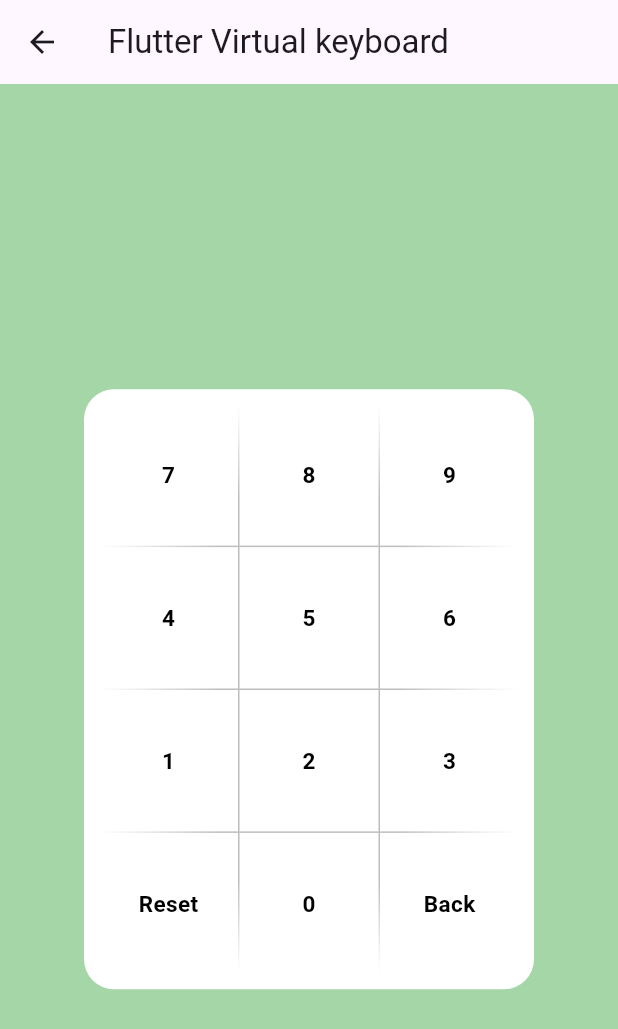
After one commit to mosayeb-masoumi/Animation-Flutter, a Flutter app: the VirtualKeyboardCleanScreen screen opened directly, on a phone screen of 412 x 824 dp. The commit adds this screen. Shown: the top 1029 px of the screen. Run offline on Flutter 3.47's test engine with Material 3 defaults, Android fonts, the phone set to English and light mode, and no system bars; our stand-ins replace animate_do, animated_text_kit, animated_toggle_switch, badges, cached_network_image, delayed_display and 25 more; missing offline and left inert: advanced_icon, animated_loading_border, animated_size_and_fade, circle_list, circular_menu, day_night_time_picker and 4 more.

Commit message:
virtual keyboard preparing for pub.dev

```diff
--- a/lib/home_page.dart
+++ b/lib/home_page.dart
@@ -35,6 +35,7 @@ import 'package:flutter_animation/grid_tile_page.dart';
 import 'package:flutter_animation/hero_transition_animation_page.dart';
 import 'package:flutter_animation/indexed_stack_page.dart';
 import 'package:flutter_animation/interactive_viewer_pahe.dart';
+import 'package:flutter_animation/keyboard_virtual/virtual_keyboard_clean_screen.dart';
 import 'package:flutter_animation/layout_builder_portrait_landscape.dart';
 import 'package:flutter_animation/like_button_page.dart';
 import 'package:flutter_animation/liquid_pull_to_refresh.dart';
@@ -772,6 +773,19 @@ class _HomePageState extends State<HomePage> {
                         );
                       },
                       child: Text("Virtual Keyboard page")),
+
+
+                  ElevatedButton(
+                      onPressed: () {
+                        Navigator.push(
+                          context,
+                          MaterialPageRoute(
+                              builder: (context) => const  VirtualKeyboardCleanScreen()),
+                        );
+                      },
+                      child: Text("Virtual Keyboard clean page")),
+
+
                   ElevatedButton(
                       onPressed: () {
                         Navigator.push(
--- a/lib/keyboard_virtual/virtual_keyboard.dart
+++ b/lib/keyboard_virtual/virtual_keyboard.dart
@@ -1,5 +1,3 @@
-import 'dart:ui';
-
 import 'package:flutter/material.dart';
 
 class VirtualKeyboard extends StatefulWidget {
--- /dev/null
+++ b/lib/keyboard_virtual/virtual_keyboard_clean_screen.dart
@@ -0,0 +1,315 @@
+import 'package:flutter/material.dart';
+
+class VirtualKeyboardCleanScreen extends StatefulWidget {
+  const VirtualKeyboardCleanScreen({super.key});
+
+  @override
+  State<VirtualKeyboardCleanScreen> createState() =>
+      _VirtualKeyboardCleanScreenState();
+}
+
+class _VirtualKeyboardCleanScreenState extends State<VirtualKeyboardCleanScreen> {
+  @override
+  Widget build(BuildContext context) {
+    Size size = MediaQuery.sizeOf(context);
+
+    return Scaffold(
+      appBar: AppBar(
+        title: const Text("Flutter Virtual keyboard"),
+      ),
+      body: Container(
+        width: size.width,
+        height: size.height,
+        color: Colors.green.shade200,
+        child: Column(
+          crossAxisAlignment: CrossAxisAlignment.center,
+          mainAxisAlignment: MainAxisAlignment.center,
+          children: [
+            FlutterVirtualKeyboard(
+                width: 300,
+                height: 400,
+                showResult: true,
+                resultTextStyle: const TextStyle(
+                    color: Colors.red,
+                    fontSize: 20,
+                    fontWeight: FontWeight.bold),
+                resultFunction: (value) {
+                  print(value);
+                },
+                obscureResult: true,
+                showDivider: true,
+                dividerColor: Colors.blue,
+                textStyle: const TextStyle(
+                    color: Colors.black,
+                    fontSize: 15,
+                    fontWeight: FontWeight.bold),
+                backgroundColor: Colors.white,
+                backgroundRadius: 20),
+          ],
+        ),
+      ),
+    );
+  }
+}
+
+class FlutterVirtualKeyboard extends StatefulWidget {
+  final double? width;
+  final double? height;
+  final bool? showResult;
+  final Function(String value)? resultFunction;
+  final bool? obscureResult;
+  final bool? showDivider;
+  final Color? dividerColor;
+  final TextStyle? textStyle;
+  final TextStyle? resultTextStyle;
+  final Color? backgroundColor;
+  final double? backgroundRadius;
+
+  const FlutterVirtualKeyboard({
+    super.key,
+    this.width,
+    this.height,
+    this.showResult = true,
+    this.resultFunction,
+    this.obscureResult = false,
+    this.showDivider = true,
+    this.dividerColor,
+    this.textStyle,
+    this.resultTextStyle,
+    this.backgroundColor,
+    this.backgroundRadius,
+  });
+
+  @override
+  State<FlutterVirtualKeyboard> createState() => _FlutterVirtualKeyboardState();
+}
+
+class _FlutterVirtualKeyboardState extends State<FlutterVirtualKeyboard> {
+  String resultNumber = "";
+
+  @override
+  Widget build(BuildContext context) {
+    Size size = MediaQuery.sizeOf(context);
+    return Column(
+      children: [
+        Visibility(
+          visible: widget.showResult! ,
+          child:Text(widget.obscureResult == true ? obscureString(resultNumber):resultNumber, style: widget.resultTextStyle),
+        ),
+        const SizedBox(
+          height: 10.0,
+        ),
+        Material(
+          // wrap container with material to show inkwell splash effect when click
+          color: widget.backgroundColor ?? Colors.white,
+          borderRadius: BorderRadius.circular(widget.backgroundRadius ?? 0),
+          child: Container(
+            width: widget.width ?? 300,
+            height: widget.height ?? 400,
+            padding: const EdgeInsets.all(10),
+            child: Column(
+              children: [
+                Expanded(
+                    child: buildRow("7", "8", "9", size)),
+                (widget.showDivider == null || widget.showDivider == true)
+                    ? buildHorizontalDivider(size)
+                    : const SizedBox.shrink(),
+                Expanded(
+                    child: buildRow("4", "5", "6", size)),
+                (widget.showDivider == null || widget.showDivider == true)
+                    ? buildHorizontalDivider(size)
+                    : const SizedBox.shrink(),
+                Expanded(
+                    child: buildRow("1", "2", "3", size)),
+                (widget.showDivider == null || widget.showDivider == true)
+                    ? buildHorizontalDivider(size)
+                    : const SizedBox.shrink(),
+                Expanded(
+                    child: buildRow("Reset", "0", "Back", size))
+              ],
+            ),
+          ),
+        ),
+      ],
+    );
+  }
+
+  Widget buildRow(String leftNumber, String middleNumber, String rightNumber,
+      Size size) {
+    return Row(
+      children: [
+        //left number
+        Expanded(
+          flex: 1,
+          child: InkWell(
+            onTap: () {
+              if (leftNumber != "Reset") {
+                setState(() {
+                  resultNumber += leftNumber;
+                });
+              } else {
+                setState(() {
+                  resultNumber = "";
+                });
+              }
+              if (widget.resultFunction != null) {
+                widget.resultFunction!(resultNumber);
+              }
+            },
+            child: Center(
+              child: Text(
+                leftNumber,
+                style: widget.textStyle,
+              ),
+            ),
+          ),
+        ),
+
+        //divider
+        Visibility(
+          visible: (widget.showDivider == null || widget.showDivider == true),
+          child: leftNumber == "7"
+              ? buildTopDivider(size)
+              : (leftNumber == "4" || leftNumber == "1")
+                  ? buildMiddleDivider(size)
+                  : buildBottomDivider(size),
+        ),
+
+        // middle number
+        Expanded(
+          flex: 1,
+          child: InkWell(
+            onTap: () {
+              setState(() {
+                resultNumber += middleNumber;
+              });
+              if (widget.resultFunction != null) {
+                widget.resultFunction!(resultNumber);
+              }
+            },
+            child: Center(
+              child: Text(
+                middleNumber,
+                style: widget.textStyle,
+              ),
+            ),
+          ),
+        ),
+
+        //divider
+        Visibility(
+          visible: (widget.showDivider == null || widget.showDivider!),
+          child: leftNumber == "7"
+              ? buildTopDivider(size)
+              : (leftNumber == "4" || leftNumber == "1")
+                  ? buildMiddleDivider(size)
+                  : buildBottomDivider(size),
+        ),
+
+        //right number
+        Expanded(
+          flex: 1,
+          child: InkWell(
+            onTap: () {
+              if (rightNumber != "Back") {
+                setState(() {
+                  resultNumber +=
+                      rightNumber; // Adding a letter 'A' to the string
+                });
+              } else {
+                if (resultNumber.trim().isNotEmpty) {
+                  setState(() {
+                    resultNumber = resultNumber.substring(
+                        0, resultNumber.length - 1); // Remove last character
+                  });
+                }
+              }
+              if (widget.resultFunction != null) {
+                widget.resultFunction!(resultNumber);
+              }
+            },
+            child: Center(
+              child: Text(
+                rightNumber,
+                style: widget.textStyle,
+              ),
+            ),
+          ),
+        )
+      ],
+    );
+  }
+
+  Widget buildHorizontalDivider(Size size) {
+    return Container(
+      width: size.width,
+      height: 1,
+      decoration: const BoxDecoration(
+        gradient: LinearGradient(
+          begin: Alignment.centerLeft,
+          end: Alignment.centerRight,
+          colors: [
+            Colors.white10,
+            Colors.black12,
+            Colors.black26,
+            Colors.black26,
+            Colors.black26,
+            Colors.black26,
+            Colors.black12,
+            Colors.white10,
+          ],
+        ),
+      ),
+    );
+  }
+
+  Widget buildTopDivider(Size size) {
+    return Container(
+      width: 1,
+      height: size.height,
+      decoration: const BoxDecoration(
+        gradient: LinearGradient(
+          begin: Alignment.topCenter,
+          end: Alignment.bottomCenter,
+          colors: [
+            Colors.white10,
+            Colors.black12,
+            Colors.black26,
+            Colors.black26,
+          ],
+        ),
+      ),
+    );
+  }
+
+  Widget buildBottomDivider(Size size) {
+    return Container(
+      width: 1,
+      height: size.height,
+      decoration: const BoxDecoration(
+        gradient: LinearGradient(
+          begin: Alignment.bottomCenter,
+          end: Alignment.topCenter,
+          colors: [
+            Colors.white10,
+            Colors.black12,
+            Colors.black26,
+            Colors.black26,
+          ],
+        ),
+      ),
+    );
+  }
+
+  Widget buildMiddleDivider(Size size) {
+    return Container(
+      width: 1,
+      height: size.height,
+      color: Colors.black26,
+    );
+  }
+
+  String obscureString(String input) {
+    return input.replaceAll(RegExp(r'.'), '*');
+  }
+}
```
